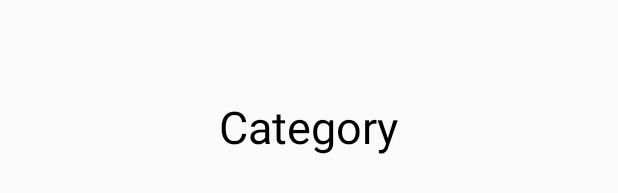
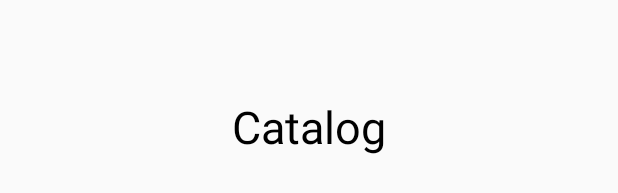
Before and after one commit to MalleAlstan/Stylish, an Android app: the layout frag_catalog.xml on its own in the app's theme, with its tools: preview values and no code run, on a phone screen of 412 x 824 dp. Shown: the part 498-691 px from the top of the screen. Run offline under Robolectric (Android 15) with nearby library versions, the phone set to English and light mode, and no system bars; network calls fail.

Commit message:
Add loading progressbar for home and rename layout fragcategory to catalog

```diff
--- a/app/src/main/java/com/john/stylish/ui/catelog/FragCatalog.kt
+++ b/app/src/main/java/com/john/stylish/ui/catelog/FragCatalog.kt
@@ -10,7 +10,7 @@ import com.john.stylish.R
 class FragCatalog: Fragment(){
 
     override fun onCreateView(inflater: LayoutInflater, container: ViewGroup?, savedInstanceState: Bundle?): View? {
-        var root = inflater.inflate(R.layout.frag_category, container, false);
+        var root = inflater.inflate(R.layout.frag_catalog, container, false);
 
         return root
     }
--- a/app/src/main/res/layout/activity_main.xml
+++ b/app/src/main/res/layout/activity_main.xml
@@ -68,7 +68,6 @@
                 android:id="@+id/linear_nav_buttons"
                 android:layout_width="match_parent"
                 android:layout_height="60dp"
-                android:clipToPadding="false"
                 android:elevation="20dp"
                 android:background="@color/white_fa"
                 app:layout_constraintBottom_toBottomOf="parent"
--- a/app/src/main/res/layout/frag_category.xml
+++ b/app/src/main/res/layout/frag_catalog.xml
@@ -9,7 +9,7 @@
         <TextView
                 android:layout_width="wrap_content"
                 android:layout_height="wrap_content"
-                android:text="Category"
+                android:text="Catalog"
                 android:textSize="30dp"
                 android:textColor="@color/black_00"
                 app:layout_constraintStart_toStartOf="parent"
```
Also changed, not shown: app/src/main/java/com/john/stylish/ui/home/FragHomeViewModel.kt (+11 -3 lines), app/src/main/res/layout/frag_home.xml (+10 -0 lines).
